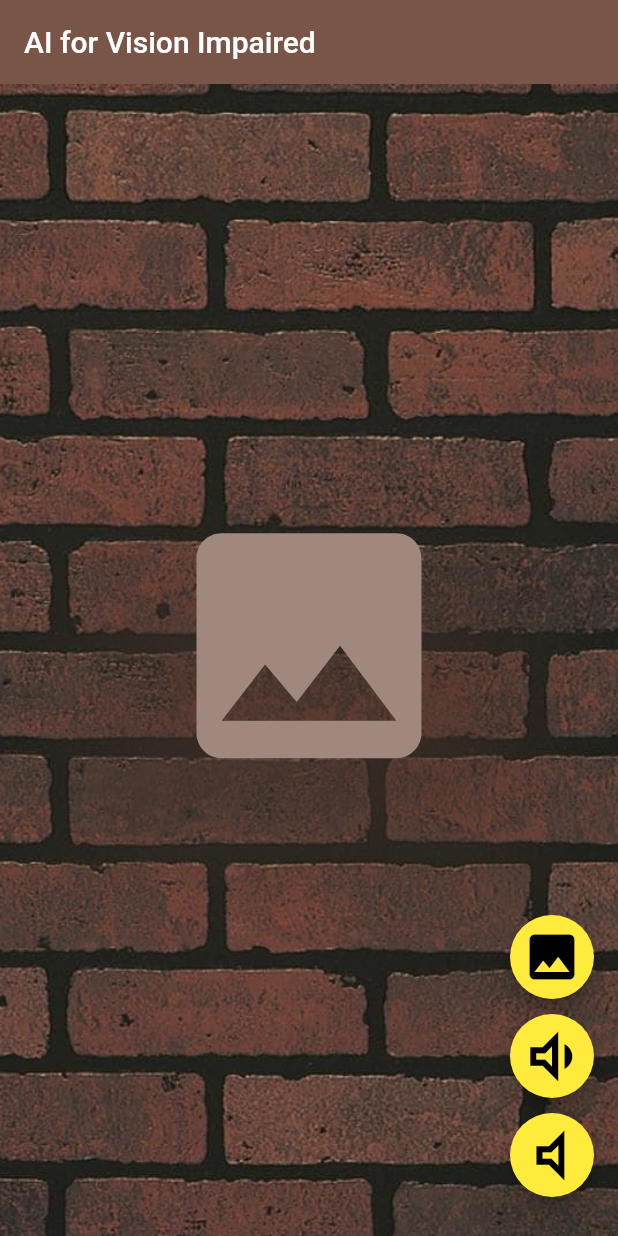
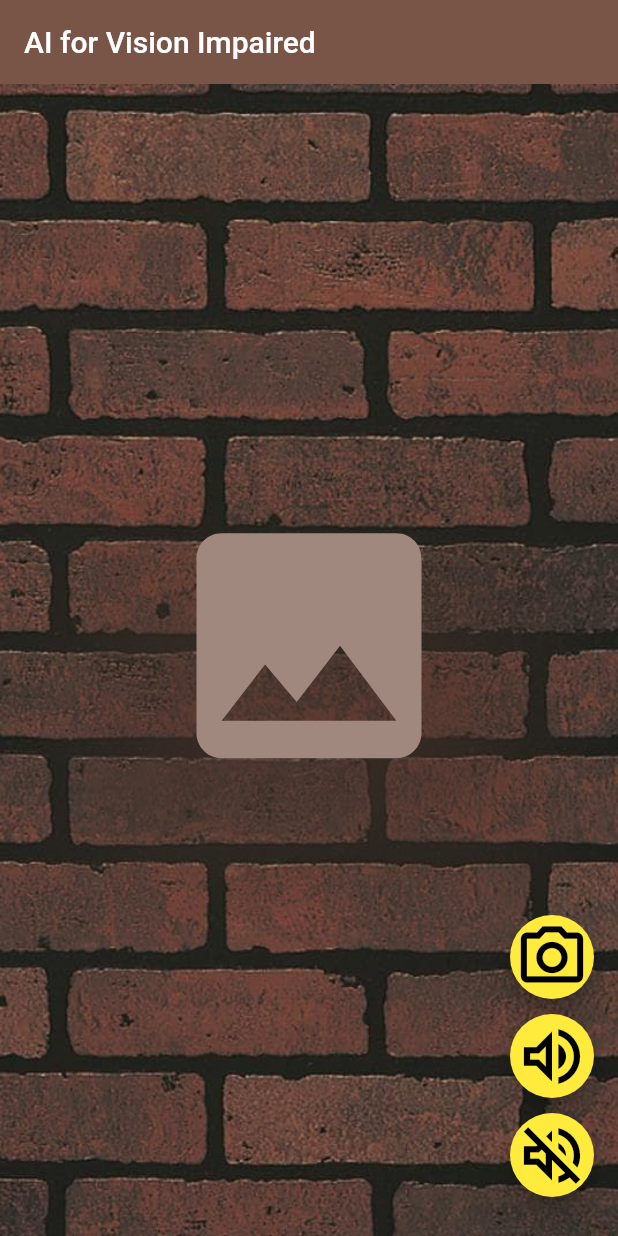
Before and after one commit to Ebad371/AI-Vision-for-Visually-Impaired, a Flutter app: the screen it shows after launch, on a phone screen of 412 x 824 dp. Run offline on Flutter 3.47's test engine with Material 2 defaults, Android fonts, the phone set to English and light mode, and no system bars; our stand-ins replace flutter_tts, image_picker; missing offline and left inert: google_ml_kit.

Commit message:
butttons changed

```diff
--- a/lib/main.dart
+++ b/lib/main.dart
@@ -167,22 +167,20 @@ class _MyHomePageState extends State<MyHomePage> {
         FloatingActionButton(
             backgroundColor: Colors.yellow,
             child: Icon(
-            Icons.image,
+              Icons.camera_alt_outlined,
               color: Colors.black,
-            size: 40.0,
+              size: 50.0,
             ),
             onPressed: () {
               chooseImageFromCamera();
-          },
-          heroTag: null,
-        ),
+            }),
         SizedBox(
           height: 10,
         ),
         FloatingActionButton(
             backgroundColor: Colors.yellow,
             child: Icon(
-              Icons.volume_down_outlined,
+              Icons.volume_up_outlined,
               color: Colors.black,
               size: 50.0,
             ),
@@ -195,7 +193,7 @@ class _MyHomePageState extends State<MyHomePage> {
         FloatingActionButton(
             backgroundColor: Colors.yellow,
             child: Icon(
-              Icons.volume_mute_outlined,
+              Icons.volume_off_outlined,
               color: Colors.black,
               size: 50.0,
             ),
```
Lines whose indentation alone changed are shown as unchanged.
